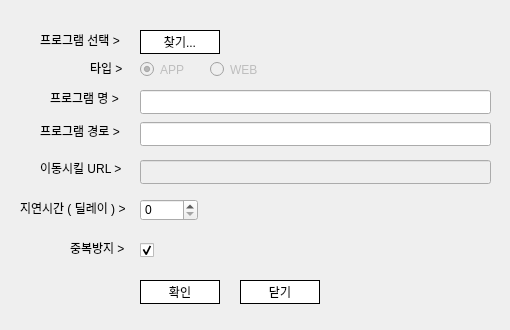
First picture: the form in Qt_Widgets_App_RoutineAutomator/Qt_Widgets_App_RoutineAutomator/Qt_WC_AddProcDialog.ui, repository dndjd321/RoutineAutomator, before the edit.
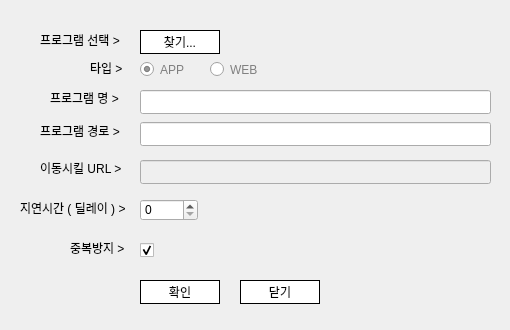
Second picture: the form after the edit.

What changed in the file:
```diff
--- a/Qt_Widgets_App_RoutineAutomator/Qt_Widgets_App_RoutineAutomator/Qt_WC_AddProcDialog.ui
+++ b/Qt_Widgets_App_RoutineAutomator/Qt_Widgets_App_RoutineAutomator/Qt_WC_AddProcDialog.ui
@@ -90,7 +90,7 @@
   </widget>
   <widget class="QRadioButton" name="rb_chkApp">
    <property name="enabled">
-    <bool>false</bool>
+    <bool>true</bool>
    </property>
    <property name="geometry">
     <rect>
@@ -100,6 +100,11 @@
      <height>21</height>
     </rect>
    </property>
+   <property name="styleSheet">
+    <string notr="true">QRadioButton:enabled{
+	color : gray;
+}</string>
+   </property>
    <property name="text">
     <string>APP</string>
    </property>
@@ -109,7 +114,7 @@
   </widget>
   <widget class="QRadioButton" name="rb_chkWeb">
    <property name="enabled">
-    <bool>false</bool>
+    <bool>true</bool>
    </property>
    <property name="geometry">
     <rect>
@@ -119,6 +124,11 @@
      <height>21</height>
     </rect>
    </property>
+   <property name="styleSheet">
+    <string notr="true">QRadioButton:enabled{
+	color : gray;
+}</string>
+   </property>
    <property name="text">
     <string>WEB</string>
    </property>
```
